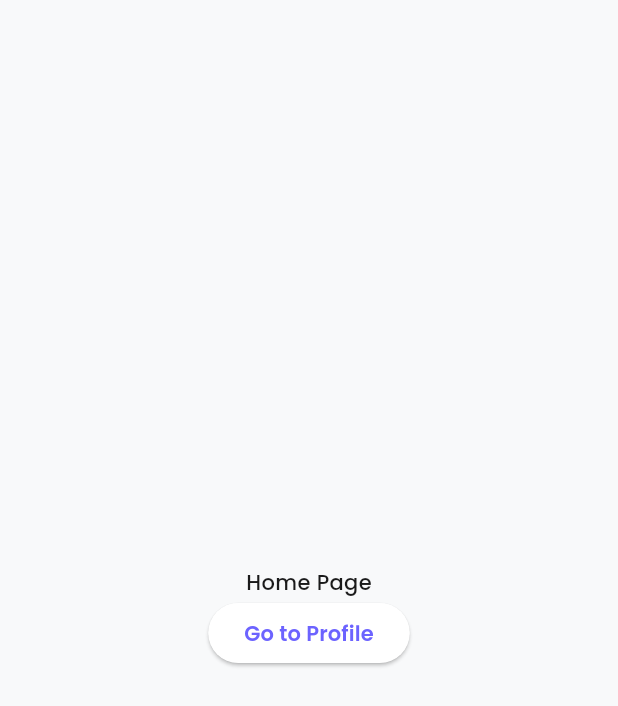
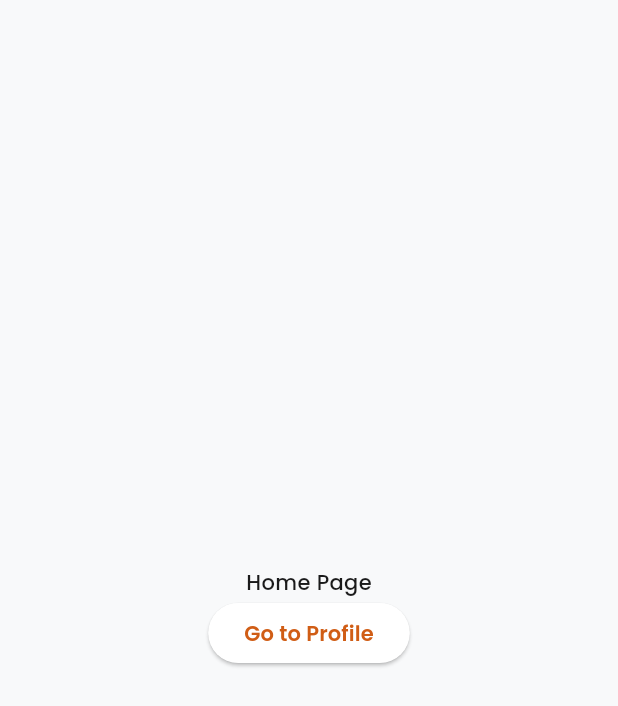
Before and after one commit to shahiduldeowan/talent_showcase_app, a Flutter app: the HomePage screen opened by its route, on a phone screen of 412 x 824 dp. Shown: the top 706 px of the screen. Run offline on Flutter 3.47's test engine with Material 3 defaults, Android fonts, the phone set to English and light mode, and no system bars; our stand-ins replace flutter_native_splash, flutter_secure_storage, get_it, injectable, shared_preferences; accounts and stored records are empty.

Commit message:
Update primary color in AppColors to enhance theme consistency

```diff
--- a/lib/core/theme/app_colors.dart
+++ b/lib/core/theme/app_colors.dart
@@ -1,7 +1,7 @@
 import 'package:flutter/material.dart';
 
 class AppColors {
-  static const Color primary = Color(0xFF6C63FF);
+  static const Color primary = Color(0xFFD05D15);
   static const Color primaryContainer = Color(0xFFEEE9FF);
   static const Color onPrimary = Color(0xFFFFFFFF);
   static const Color onError = Color(0xFFFFFFFF);
```
